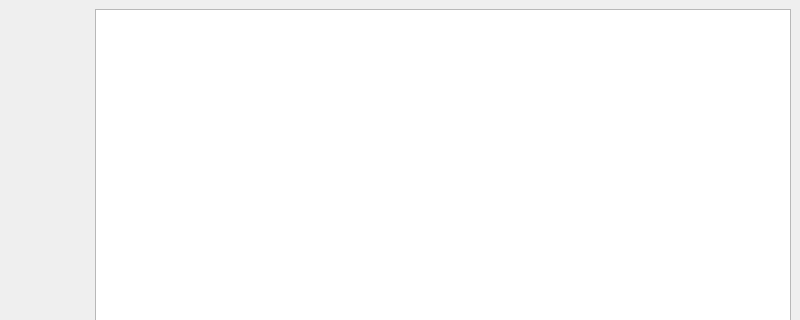
The window that mainwindow.ui (cool-palace/Collaborative-Robot) describes before a commit, drawn with Qt 5; both pictures show x 0 to 800 and y 0 to 320 of the 800 by 600 pixel window.
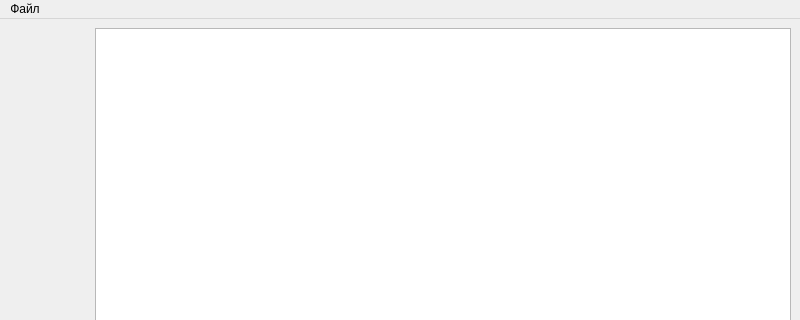
The same window after the commit.

Commit message: Added save_settings and load_settings

```diff
--- a/mainwindow.ui
+++ b/mainwindow.ui
@@ -56,6 +56,14 @@
      <height>25</height>
     </rect>
    </property>
+   <widget class="QMenu" name="menu">
+    <property name="title">
+     <string>Файл</string>
+    </property>
+    <addaction name="load"/>
+    <addaction name="save"/>
+   </widget>
+   <addaction name="menu"/>
   </widget>
   <widget class="QStatusBar" name="statusbar"/>
  </widget>
```
Left out of the diff: 10 changed lines with no effect on the pictures. The commit also changes 2 other files.
